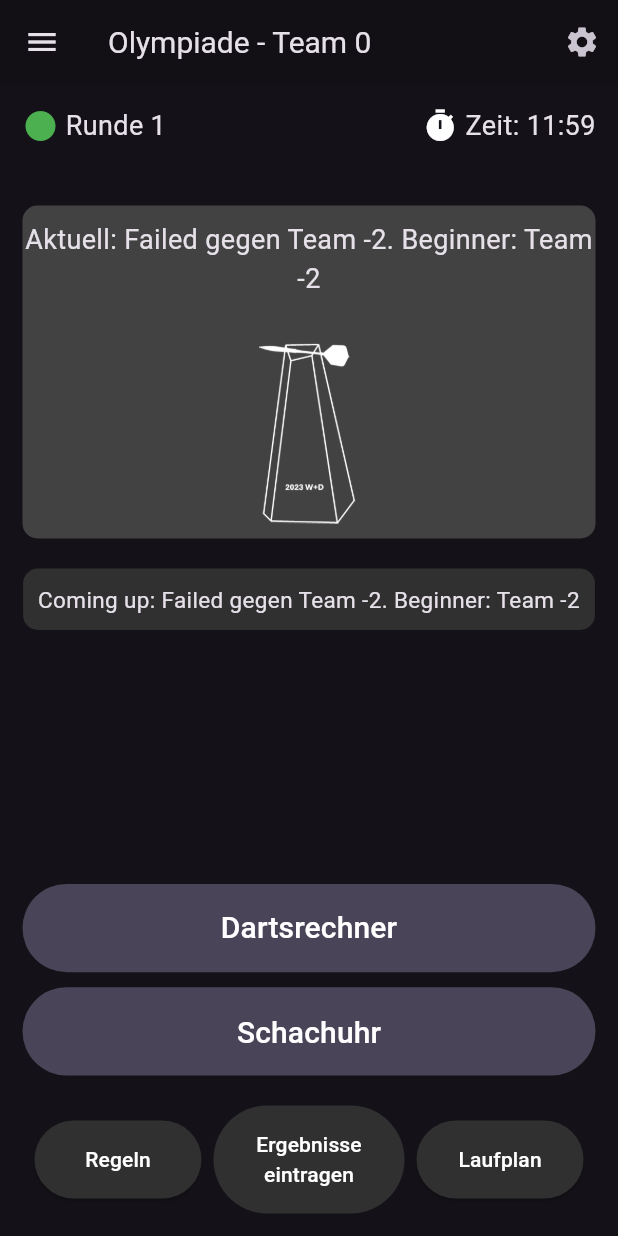
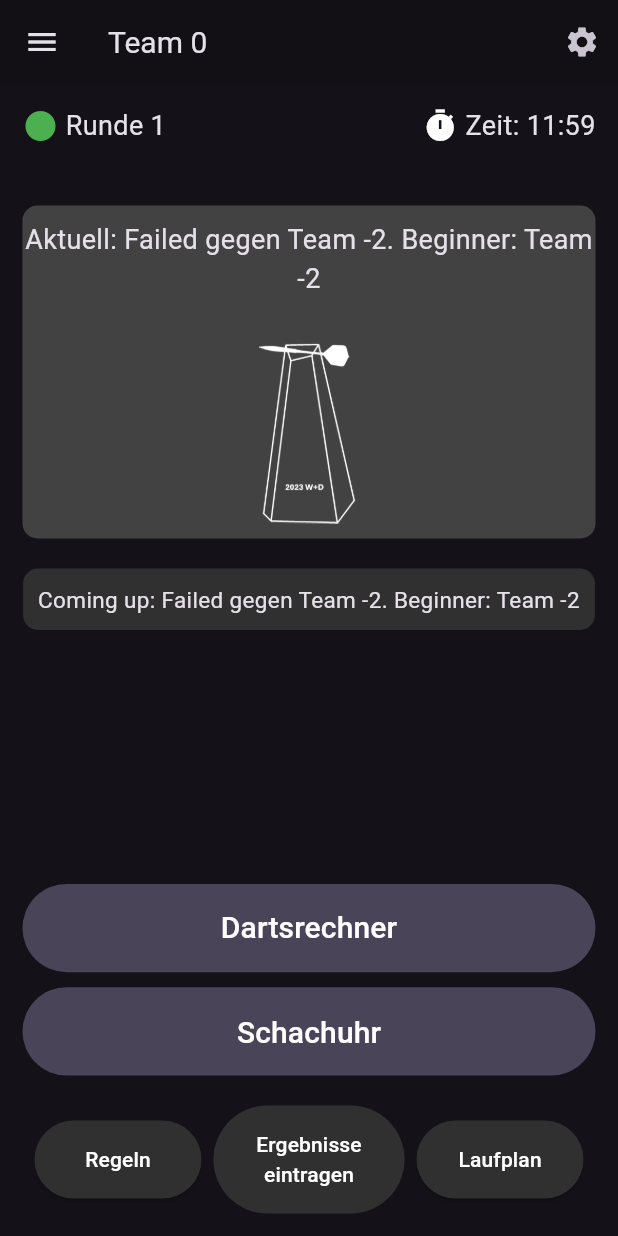
Before and after one commit to PhoenixFlyy/MiniOlympiade, a Flutter app: the MainMenu screen opened directly, on a phone screen of 412 x 824 dp. Run offline on Flutter 3.47's test engine with Material 2 defaults, Android fonts, the phone set to English and light mode, and no system bars; our stand-ins replace audioplayers, firebase_core, firebase_database, shared_preferences; accounts and stored records are empty.

Commit message:
Sounds entfernt

```diff
--- a/winter_olympiade/lib/MainMenu.dart
+++ b/winter_olympiade/lib/MainMenu.dart
@@ -248,7 +248,7 @@ class _MainMenuState extends State<MainMenu> {
             const Duration(seconds: 60).inSeconds)) playWhooshSound();
     if (remainingSecondsInCurrentRound ==
         (roundTimeDuration.inSeconds - playTimeDuration.inSeconds)) {
-      playschlagbolzenSound();
+      playgongakkuratSound();
     }
     return Duration(seconds: remainingSecondsInCurrentRound);
   }
@@ -364,7 +364,7 @@ class _MainMenuState extends State<MainMenu> {
 
   @override
   Widget build(BuildContext context) {
-    String appBarTitle = 'Olympiade';
+    String appBarTitle = '';
 
     Duration remainingTime = calculateRemainingTimeInRound();
     String formattedRemainingTime;
@@ -377,7 +377,7 @@ class _MainMenuState extends State<MainMenu> {
           '${remainingTime.inMinutes}:${(remainingTime.inSeconds % 60).toString().padLeft(2, '0')}';
     }
 
-    appBarTitle += ' - Team $selectedTeam';
+    appBarTitle += 'Team $selectedTeam';
     if (selectedTeamName.isNotEmpty) {
       appBarTitle += ' - $selectedTeamName';
     }
--- a/winter_olympiade/lib/utils/Soundboard.dart
+++ b/winter_olympiade/lib/utils/Soundboard.dart
@@ -44,10 +44,10 @@ class SoundBoard extends StatelessWidget {
               PlayButton("SIUUU", playSiuuuSound),
               PlayButton("Villager", playVillagerSound),
               PlayButton("Yeet", playYeetSound),
-              PlayButton("Schlagbolzen", playschlagbolzenSound),
+              //PlayButton("Schlagbolzen", playschlagbolzenSound),
               PlayButton("gongakkurat", playgongakkuratSound),
-              PlayButton("gonghell", playgonghellSound),
-              PlayButton("gongvoluminös", playgongvoluminoesSound),
+              //PlayButton("gonghell", playgonghellSound),
+              //PlayButton("gongvoluminös", playgongvoluminoesSound),
             ],
           ),
         ),
```
Also changed, not shown: winter_olympiade/lib/utils/PlaySounds.dart (+9 -5 lines).
